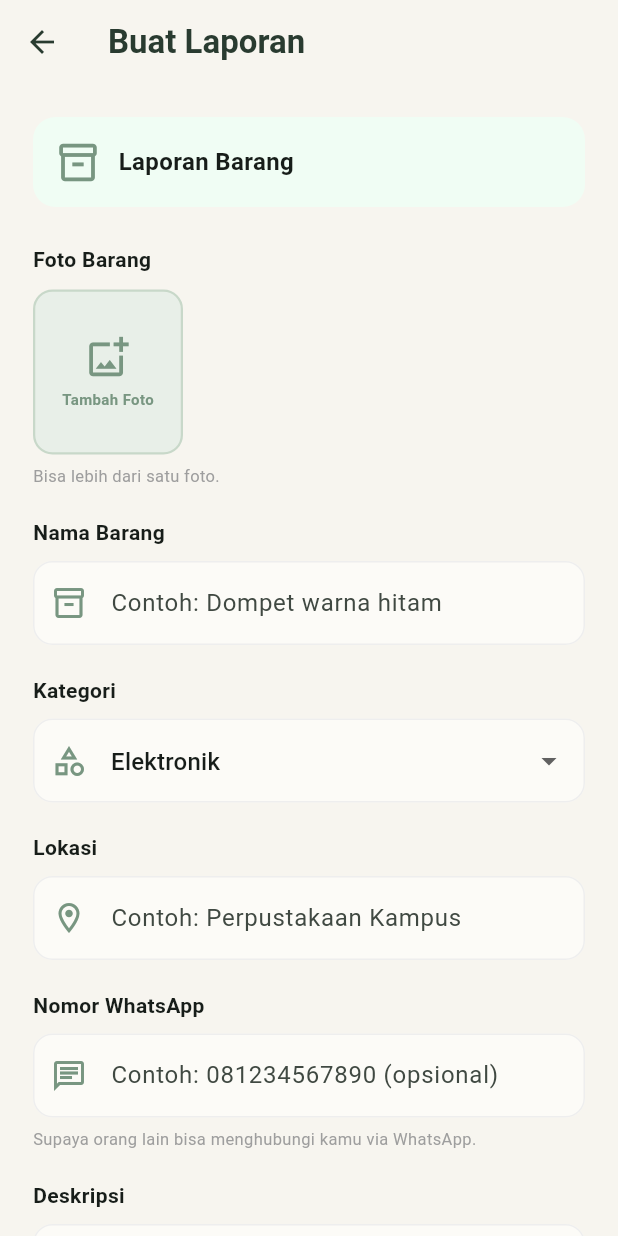
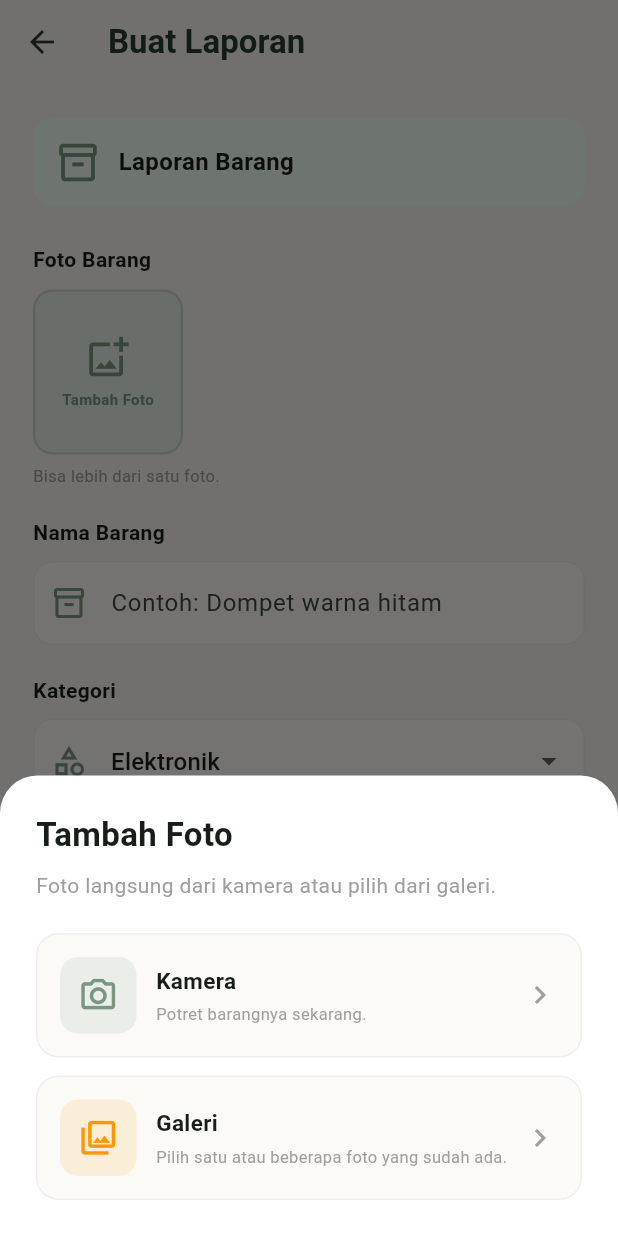
Before and after one commit to hidayat-0429/temubarang, a Flutter app: the ReportPage screen opened directly with empty values, after a tap on "Tambah Foto", on a phone screen of 412 x 824 dp. Run offline on Flutter 3.47's test engine with Material 3 defaults, Android fonts, the phone set to English and light mode, and no system bars; our stand-ins replace image_picker, supabase_flutter; accounts and stored records are empty.

Commit message:
Siapkan APK release resmi TemuBarang (icon baru, nama aplikasi, package id com.hidayat.temubarang, signing keystore upload) dan tambah foto langsung dari kamera lewat pilihan Kamera/Galeri, plus permission INTERNET di manifest utama supaya build release tetap bisa online

```diff
--- a/lib/main.dart
+++ b/lib/main.dart
@@ -1495,16 +1495,71 @@ class _ReportPageState extends State<ReportPage> {
   ];
 
   Future<void> pickPhotos() async {
+    final source = await showModalBottomSheet<String>(
+      context: context,
+      backgroundColor: Colors.white,
+      shape: const RoundedRectangleBorder(
+        borderRadius: BorderRadius.vertical(top: Radius.circular(25)),
+      ),
+      builder: (context) {
+        return Padding(
+          padding: const EdgeInsets.all(24),
+          child: Column(
+            mainAxisSize: MainAxisSize.min,
+            crossAxisAlignment: CrossAxisAlignment.start,
+            children: [
+              const Text(
+                'Tambah Foto',
+                style: TextStyle(fontSize: 22, fontWeight: FontWeight.bold),
+              ),
+              const SizedBox(height: 8),
+              const Text(
+                'Foto langsung dari kamera atau pilih dari galeri.',
+                style: TextStyle(color: Colors.grey),
+              ),
+              const SizedBox(height: 22),
+              ReportChoiceCard(
+                icon: Icons.photo_camera_outlined,
+                title: 'Kamera',
+                description: 'Potret barangnya sekarang.',
+                color: primaryGreen,
+                onTap: () => Navigator.pop(context, 'camera'),
+              ),
+              const SizedBox(height: 12),
+              ReportChoiceCard(
+                icon: Icons.photo_library_outlined,
+                title: 'Galeri',
+                description: 'Pilih satu atau beberapa foto yang sudah ada.',
+                color: Colors.orange,
+                onTap: () => Navigator.pop(context, 'gallery'),
+              ),
+            ],
+          ),
+        );
+      },
+    );
+    if (source == null) return;
+
     try {
-      final images = await imagePicker.pickMultiImage(
-        imageQuality: 75,
-        maxWidth: 1200,
-      );
-      if (images.isEmpty) return;
-
-      if (!mounted) return;
+      final List<String> added;
+      if (source == 'camera') {
+        final shot = await imagePicker.pickImage(
+          source: ImageSource.camera,
+          imageQuality: 75,
+          maxWidth: 1200,
+        );
+        added = shot == null ? [] : [shot.path];
+      } else {
+        final images = await imagePicker.pickMultiImage(
+          imageQuality: 75,
+          maxWidth: 1200,
+        );
+        added = images.map((image) => image.path).toList();
+      }
+      if (added.isEmpty || !mounted) return;
+
       setState(() {
-        photoPaths.addAll(images.map((image) => image.path));
+        photoPaths.addAll(added);
       });
     } catch (e) {
       if (!mounted) return;
```
Also changed, not shown: 8 other files.
